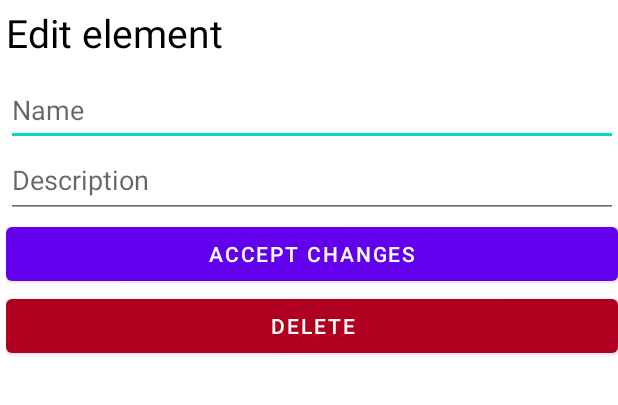
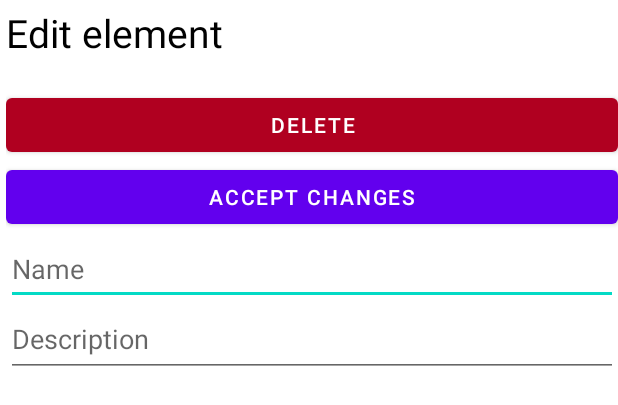
Before and after one commit to gladion136/OpenSyncedLists, an Android app: the layout fragment_element_editor.xml on its own in the app's theme, with its tools: preview values and no code run, on a phone screen of 412 x 824 dp. Shown: the top 405 px of the screen. Run offline under Robolectric (Android 15) with nearby library versions, the phone set to English and light mode, and no system bars.

Commit message:
Edit element: accept changes is now clickable without closing the keyboard * Make description scrollable

```diff
--- a/Android_Client/OpenSyncedLists/app/src/main/res/layout/fragment_element_editor.xml
+++ b/Android_Client/OpenSyncedLists/app/src/main/res/layout/fragment_element_editor.xml
@@ -22,9 +22,25 @@
             android:id="@+id/textView3"
             android:layout_width="wrap_content"
             android:layout_height="wrap_content"
-            android:layout_marginBottom="10dp"
+            android:layout_marginBottom="20dp"
             android:text="@string/edit_element_title"
             android:textSize="26sp" />
+
+        <Button
+            android:id="@+id/btnDelete"
+            android:layout_width="match_parent"
+            android:layout_height="wrap_content"
+            android:text="@string/delete"
+            android:textColor="?attr/colorOnPrimary"
+            app:backgroundTint="@color/design_default_color_error" />
+
+        <Button
+            android:id="@+id/btnApplyChanges"
+            android:layout_width="match_parent"
+            android:layout_height="wrap_content"
+            android:text="@string/apply_changes"
+            android:textColor="?attr/colorOnPrimary"
+            app:backgroundTint="@color/design_default_color_primary" />
 
         <EditText
             android:id="@+id/eTName"
@@ -35,6 +51,16 @@
             android:inputType="text"
             android:minHeight="48dp" />
 
+        <ScrollView
+            android:layout_width="match_parent"
+            android:layout_height="wrap_content"
+            android:layout_marginBottom="5dp">
+
+            <LinearLayout
+                android:layout_width="match_parent"
+                android:layout_height="wrap_content"
+                android:orientation="vertical">
+
                 <EditText
                     android:id="@+id/eTDescription"
                     android:layout_width="match_parent"
@@ -44,22 +70,9 @@
                     android:hint="@string/edit_element_description"
                     android:inputType="textMultiLine"
                     android:minHeight="48dp" />
+            </LinearLayout>
+        </ScrollView>
 
-        <Button
-            android:id="@+id/btnApplyChanges"
-            android:layout_width="match_parent"
-            android:layout_height="wrap_content"
-            android:text="@string/apply_changes"
-            android:textColor="?attr/colorOnPrimary"
-            app:backgroundTint="@color/design_default_color_primary" />
-
-        <Button
-            android:id="@+id/btnDelete"
-            android:layout_width="match_parent"
-            android:layout_height="wrap_content"
-            android:text="@string/delete"
-            android:textColor="?attr/colorOnPrimary"
-            app:backgroundTint="@color/design_default_color_error" />
     </LinearLayout>
 
 </androidx.constraintlayout.widget.ConstraintLayout>
```
Also changed, not shown: 1 other file. Lines whose indentation alone changed are shown as unchanged.
